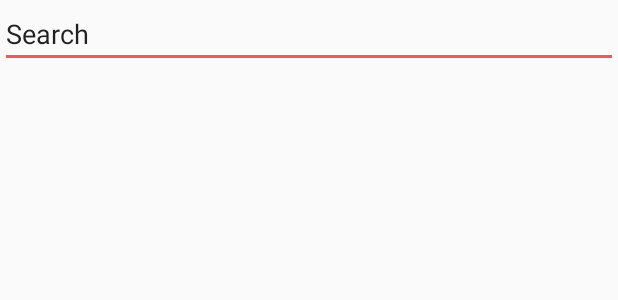
After one commit to akhahaha/Giftr-android, an Android app: the layout fragment_find_exchange.xml on its own in the app's theme, with its tools: preview values and no code run, on a phone screen of 412 x 824 dp. The commit adds this screen. Shown: the top 300 px of the screen. Run offline under Robolectric (Android 15) with nearby library versions, the phone set to English and light mode, and no system bars.

Commit message:
Implement basic FindExchange

```diff
--- a/app/src/main/java/com/akhahaha/giftr/android/flow/DashboardPresenter.java
+++ b/app/src/main/java/com/akhahaha/giftr/android/flow/DashboardPresenter.java
@@ -25,6 +25,11 @@ public class DashboardPresenter extends Presenter {
     public boolean handleEvent(Event event) {
         Presenter nextPresenter;
         switch (event.getEventTag()) {
+            case DashboardExchangeFragment.EVENT_MATCH_FIND_NEW:
+                nextPresenter = new FindExchangePresenter(currUID);
+                nextPresenter.setPrevPresenter(this);
+                notifyListeners(nextPresenter);
+                return true;
             default:
                 return false;
         }
--- /dev/null
+++ b/app/src/main/res/layout/fragment_find_exchange.xml
@@ -0,0 +1,22 @@
+<RelativeLayout xmlns:android="http://schemas.android.com/apk/res/android"
+    xmlns:tools="http://schemas.android.com/tools"
+    android:layout_width="match_parent"
+    android:layout_height="match_parent"
+    tools:context=".view.FindExchangeFragment">
+
+    <EditText
+        android:id="@+id/find_exchange_search"
+        android:layout_width="match_parent"
+        android:layout_height="wrap_content"
+        android:layout_alignParentStart="true"
+        android:layout_alignParentTop="true"
+        android:inputType="text"
+        android:text="@string/placeholder_search" />
+
+    <ListView
+        android:id="@+id/find_exchange_list"
+        android:layout_width="match_parent"
+        android:layout_height="match_parent"
+        android:layout_alignParentStart="true"
+        android:layout_below="@+id/find_exchange_search" />
+</RelativeLayout>
--- a/app/src/main/res/values/strings.xml
+++ b/app/src/main/res/values/strings.xml
@@ -17,6 +17,7 @@
     <string name="placeholder_gender">Gender</string>
     <string name="placeholder_match_age">Match Age</string>
     <string name="placeholder_match_status">Match Status</string>
+    <string name="placeholder_search">Search</string>
 
     <string name="text_interests">Interests</string>
     <string name="text_new_match">New Match</string>
```
Also changed, not shown: app/src/main/java/com/akhahaha/giftr/android/flow/FindExchangePresenter.java (added, +42 -0 lines), app/src/main/java/com/akhahaha/giftr/android/view/FindExchangeFragment.java (added, +145 -0 lines), app/src/main/res/layout/listitem_user.xml (added, +50 -0 lines).
